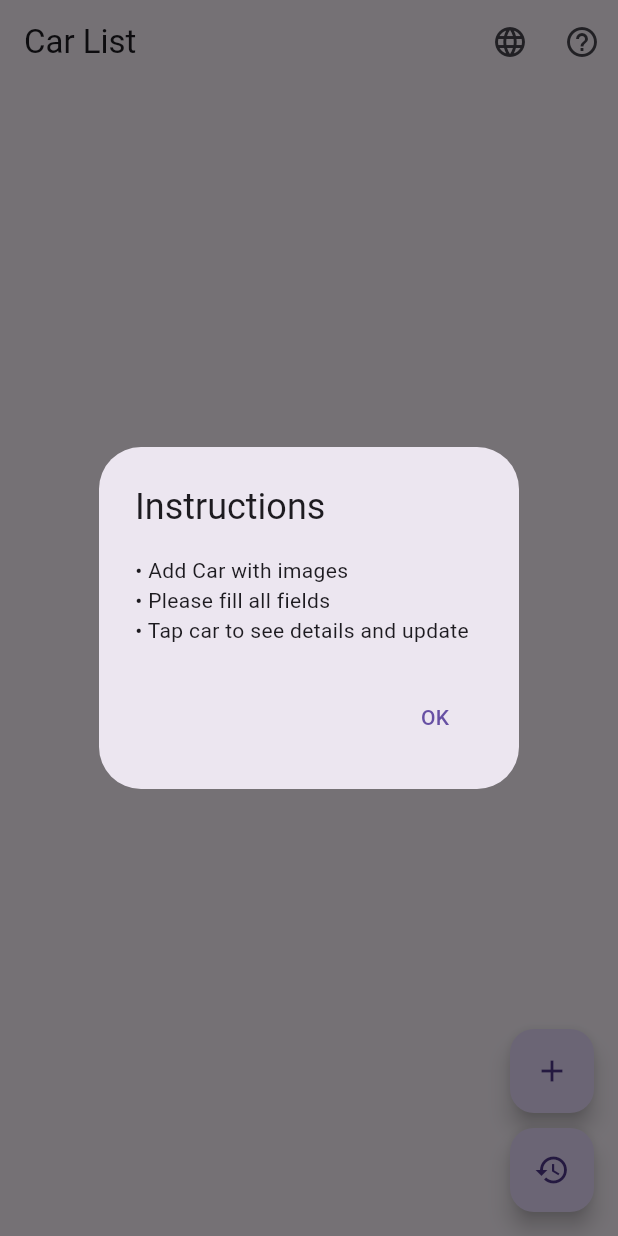
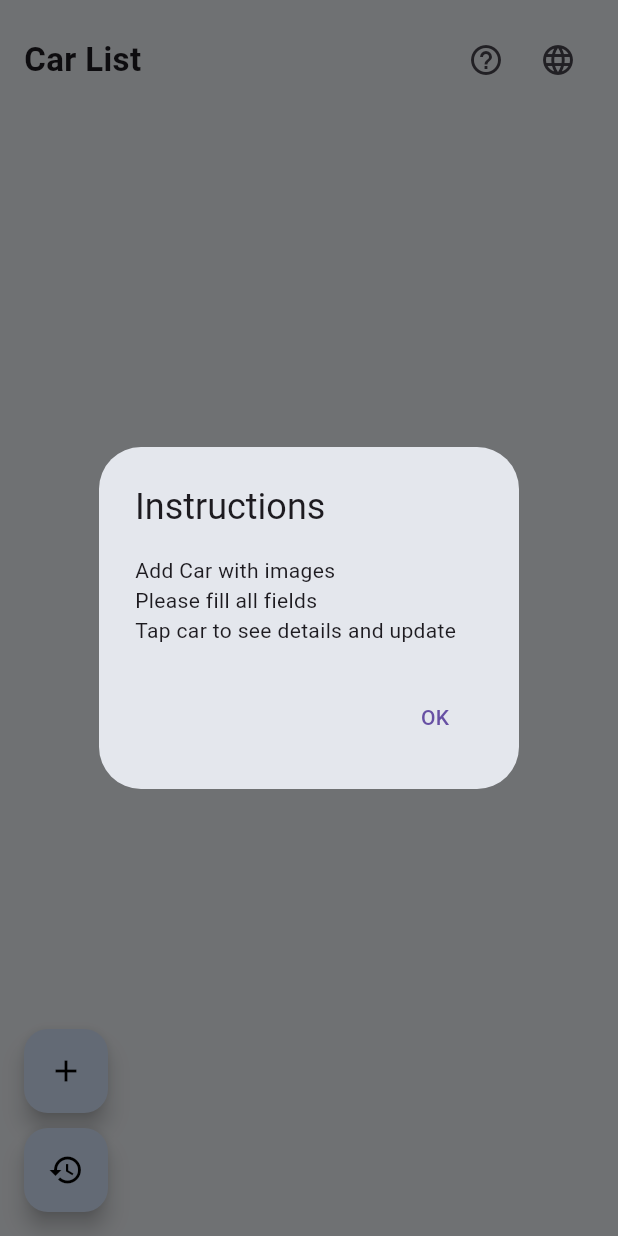
Before and after one commit to lihualu0208/final_andrio_project, a Flutter app: the screen it shows after launch, after a tap on the "help outline" icon, on a phone screen of 412 x 824 dp. Run offline on Flutter 3.47's test engine with Material 3 defaults, Android fonts, the phone set to English and light mode, and no system bars; our stand-ins replace floor, flutter_secure_storage, image_picker, sqflite; accounts and stored records are empty; generated files the repository leaves out were written again.

Commit message:
CarListPage completed

```diff
--- a/assets/lang/en.json
+++ b/assets/lang/en.json
@@ -18,7 +18,8 @@
   "car_deleted": "Car deleted",
   "car_updated": "Car updated",
   "no_cars": "No cars available",
+  "car_edit": "Update car details",
   "instructions": "Instructions",
-  "select_car": "Select a car",
+  "select_car": "Select a car to see details and update",
   "tap_car": "Tap car to see details and update"
 }
--- a/assets/lang/vi.json
+++ b/assets/lang/vi.json
@@ -18,7 +18,8 @@
   "car_deleted": "Đã xóa xe",
   "car_updated": "Đã cập nhật xe",
   "no_cars": "Không có xe nào",
+  "car_edit": "Cập nhật chi tiết xe",
   "instructions": "Hướng dẫn",
-  "select_car": "Vui lòng chọn xe",
+  "select_car": "Chọn xe để xem chi tiết và cập nhật",
   "tap_car": "Nhấp vào xe để xem chi tiết và cập nhật"
 }
--- a/lib/car_list_page.dart
+++ b/lib/car_list_page.dart
@@ -20,11 +20,14 @@ import 'car_locale_provider.dart';
 class CarListPage extends StatefulWidget {
   /// Repository for database operations.
   final CarRepository repository;
-
   /// Callback to change locale.
   final void Function(Locale) onLocaleChange;
 
-  const CarListPage({Key? key, required this.repository, required this.onLocaleChange}) : super(key: key);
+  const CarListPage({
+    Key? key,
+    required this.repository,
+    required this.onLocaleChange,
+  }) : super(key: key);
 
   @override
   State<CarListPage> createState() => _CarListPageState();
@@ -82,10 +85,10 @@ class _CarListPageState extends State<CarListPage> {
     showDialog(
       context: context,
       builder: (context) => AlertDialog(
+        backgroundColor: const Color(0xFFE4E7ED),
         title: Text(loc.get('add_car')),
         content: SingleChildScrollView(
           child: Column(
-            mainAxisSize: MainAxisSize.min,
             children: [
               GestureDetector(
                 onTap: () async {
@@ -96,6 +99,7 @@ class _CarListPageState extends State<CarListPage> {
                     ? Image.asset('assets/images/placeholder.png', height: 100)
                     : Image.file(File(imagePath!), height: 100),
               ),
+
               TextField(controller: makeController, decoration: InputDecoration(labelText: loc.get('make'))),
               TextField(controller: modelController, decoration: InputDecoration(labelText: loc.get('model'))),
               TextField(controller: yearController, decoration: InputDecoration(labelText: loc.get('year'))),
@@ -130,7 +134,7 @@ class _CarListPageState extends State<CarListPage> {
     );
   }
 
-  /// Displays a dialog to edit an existing car.
+  /// Displays a dialog to edit car.
   void _showEditDialog(Car car, CarLocaleProvider loc) {
     final makeController = TextEditingController(text: car.make);
     final modelController = TextEditingController(text: car.model);
@@ -141,17 +145,15 @@ class _CarListPageState extends State<CarListPage> {
     showDialog(
       context: context,
       builder: (context) => AlertDialog(
-        title: Text(loc.get('edit_car')),
+        backgroundColor: const Color(0xFFE4E7ED),
+        title: Text(loc.get('car_edit')),
         content: SingleChildScrollView(
           child: Column(
-            mainAxisSize: MainAxisSize.min,
             children: [
               GestureDetector(
                 onTap: () async {
                   final picked = await ImagePicker().pickImage(source: ImageSource.gallery);
-                  if (picked != null) {
-                    setState(() => imagePath = picked.path);
-                  }
+                  if (picked != null) setState(() => imagePath = picked.path);
                 },
                 child: imagePath.isEmpty
                     ? Image.asset('assets/images/placeholder.png', height: 100)
@@ -172,6 +174,7 @@ class _CarListPageState extends State<CarListPage> {
                 ScaffoldMessenger.of(context).showSnackBar(SnackBar(content: Text(loc.get('fill_all_fields'))));
                 return;
               }
+
               final updatedCar = Car(
                 id: car.id,
                 make: makeController.text,
@@ -180,6 +183,7 @@ class _CarListPageState extends State<CarListPage> {
                 color: colorController.text,
                 imagePath: imagePath,
               );
+
               await widget.repository.updateCar(updatedCar);
               Navigator.pop(context);
               _refreshCars();
@@ -206,74 +210,178 @@ class _CarListPageState extends State<CarListPage> {
     final isWide = MediaQuery.of(context).size.width > 600;
 
     return Scaffold(
-      appBar: AppBar(
-        title: Text(loc.get('app_title')),
-        actions: [
+      backgroundColor: const Color(0xFFF3F6FA),
+      body: Row(
+        children: [
+          // Left side - Car list
+          Container(
+            width: isWide ? 400 : MediaQuery.of(context).size.width,
+            padding: const EdgeInsets.all(16),
+            color: const Color(0xFFF3F6FA),
+            child: Stack(
+              children: [
+                Column(
+                  crossAxisAlignment: CrossAxisAlignment.start,
+                  children: [
+                    // App title and icons
+                    Row(
+                      mainAxisAlignment: MainAxisAlignment.spaceBetween,
+                      children: [
+                        Text(
+                          loc.get('app_title'),
+                          style: const TextStyle(fontSize: 22, fontWeight: FontWeight.bold),
+                        ),
+                        Row(
+                          children: [
+                            IconButton(
+                              icon: const Icon(Icons.help_outline),
+                              onPressed: () {
+                                showDialog(
+                                  context: context,
+                                  builder: (_) => AlertDialog(
+                                    backgroundColor: const Color(0xFFE4E7ED),
+                                    title: Text(loc.get('instructions')),
+                                    content: Text('${loc.get('add_car')}${loc.get('with_images')}\n${loc.get('fill_all_fields')}\n${loc.get('tap_car')}'),
+                                    actions: [TextButton(onPressed: () => Navigator.pop(context), child: const Text("OK"))],
+                                  ),
+                                );
+                              },
+                            ),
                             IconButton(
                               icon: const Icon(Icons.language),
                               onPressed: () {
                                 showDialog(
                                   context: context,
-                builder: (context) => AlertDialog(
-                  title: const Text('Language'),
+                                  builder: (_) => AlertDialog(
+                                    backgroundColor: const Color(0xFFE4E7ED),
+                                    title: const Text("Language"),
                                     content: Column(
                                       mainAxisSize: MainAxisSize.min,
                                       children: [
-                      ListTile(title: const Text('English'), onTap: () { widget.onLocaleChange(const Locale('en')); Navigator.pop(context); }),
-                      ListTile(title: const Text('Tiếng Việt'), onTap: () { widget.onLocaleChange(const Locale('vi')); Navigator.pop(context); }),
+                                        ListTile(
+                                          title: const Text("English"),
+                                          onTap: () {
+                                            widget.onLocaleChange(const Locale('en'));
+                                            Navigator.pop(context);
+                                          },
+                                        ),
+                                        ListTile(
+                                          title: const Text("Tiếng Việt"),
+                                          onTap: () {
+                                            widget.onLocaleChange(const Locale('vi'));
+                                            Navigator.pop(context);
+                                          },
+                                        ),
                                       ],
                                     ),
                                   ),
                                 );
                               },
                             ),
-          IconButton(
-            icon: const Icon(Icons.help_outline),
-            onPressed: () => showDialog(
-              context: context,
-              builder: (context) => AlertDialog(
-                title: Text(loc.get('instructions')),
-                content: Text('• ${loc.get('add_car')}${loc.get('with_images')} \n• ${loc.get('fill_all_fields')}\n• ${loc.get('tap_car')}'),
-                actions: [TextButton(onPressed: () => Navigator.pop(context), child: const Text('OK'))],
+                          ],
                         ),
+                      ],
+                    ),
+                    const SizedBox(height: 16),
+                    // Car list
+                    Expanded(
+                      child: FutureBuilder<List<Car>>(
+                        future: _carList,
+                        builder: (context, snapshot) {
+                          if (snapshot.connectionState == ConnectionState.waiting) {
+                            return const Center(child: CircularProgressIndicator());
+                          }
+                          if (snapshot.hasError) {
+                            return Center(child: Text('Error: ${snapshot.error}'));
+                          }
+                          if (!snapshot.hasData || snapshot.data!.isEmpty) {
+                            return Center(child: Text(loc.get('no_cars')));
+                          }
+
+                          final cars = snapshot.data!;
+                          return ListView.builder(
+                            itemCount: cars.length,
+                            itemBuilder: (_, index) {
+                              final car = cars[index];
+                              return GestureDetector(
+                                onTap: () => setState(() => _selectedCar = car),
+                                child: Container(
+                                  margin: const EdgeInsets.only(bottom: 12),
+                                  padding: const EdgeInsets.all(12),
+                                  decoration: BoxDecoration(
+                                    color: Colors.white,
+                                    borderRadius: BorderRadius.circular(12),
+                                    boxShadow: [
+                                      BoxShadow(
+                                        color: Colors.black12,
+                                        blurRadius: 4,
+                                        offset: const Offset(0, 2),
+                                      ),
+                                    ],
+                                  ),
+                                  child: Column(
+                                    crossAxisAlignment: CrossAxisAlignment.start,
+                                    children: [
+                                      Text('${car.make} ${car.model}', style: const TextStyle(fontWeight: FontWeight.bold)),
+                                      const SizedBox(height: 4),
+                                      Text('${car.year} - ${car.color}', style: const TextStyle(color: Colors.grey)),
+                                    ],
+                                  ),
+                                ),
+                              );
+                            },
+                          );
+                        },
                       ),
                     ),
                   ],
                 ),
-      body: FutureBuilder<List<Car>>(
-        future: _carList,
-        builder: (context, snapshot) {
-          if (snapshot.connectionState == ConnectionState.waiting) return const Center(child: CircularProgressIndicator());
-          if (snapshot.hasError) return Center(child: Text('Error: ${snapshot.error}'));
-          if (!snapshot.hasData || snapshot.data!.isEmpty) return Center(child: Text(loc.get('no_cars')));
-
-          final cars = snapshot.data!;
-          return isWide
-              ? Row(
+                // Floating Action Buttons (Add & Use Previous)
+                Positioned(
+                  bottom: 0,
+                  left: 0,
+                  child: Column(
+                    crossAxisAlignment: CrossAxisAlignment.start,
                     children: [
-              Expanded(
-                child: ListView.builder(
-                  itemCount: cars.length,
-                  itemBuilder: (context, index) {
-                    final car = cars[index];
-                    return ListTile(
-                      leading: Image.file(File(car.imagePath), height: 40, width: 40, fit: BoxFit.cover),
-                      title: Text('${car.make} ${car.model}'),
-                      onTap: () => setState(() => _selectedCar = car),
-                    );
-                  },
+                      FloatingActionButton(
+                        heroTag: 'add_car',
+                        onPressed: () => _showAddDialog(loc),
+                        backgroundColor: const Color(0xFFD8E7FF),
+                        foregroundColor: Colors.black,
+                        shape: RoundedRectangleBorder(borderRadius: BorderRadius.circular(16)),
+                        child: const Icon(Icons.add),
+                        tooltip: loc.get('add_car'),
+                      ),
+                      const SizedBox(height: 10),
+                      FloatingActionButton(
+                        heroTag: 'use_previous',
+                        onPressed: () => _showAddDialog(loc, usePrevious: true),
+                        backgroundColor: const Color(0xFFD8E7FF),
+                        foregroundColor: Colors.black,
+                        shape: RoundedRectangleBorder(borderRadius: BorderRadius.circular(16)),
+                        child: const Icon(Icons.restore),
+                        tooltip: loc.get('use_previous'),
+                      ),
+                    ],
                   ),
                 ),
+              ],
+            ),
+          ),
+          // Right side - Car details
+          if (isWide)
             Expanded(
+              child: Container(
+                color: const Color(0xFFE4E7ED),
                 child: _selectedCar == null
-                    ? Center(child: Text(loc.get('select_car')))
+                    ? Center(child: Text(loc.get('select_car'), style: const TextStyle(color: Colors.black54)))
                     : Padding(
-                  padding: const EdgeInsets.all(16.0),
+                  padding: const EdgeInsets.all(24.0),
                   child: Column(
                     crossAxisAlignment: CrossAxisAlignment.start,
                     children: [
                       Image.file(File(_selectedCar!.imagePath), height: 120),
-                      const SizedBox(height: 12),
+                      const SizedBox(height: 16),
                       Text('${loc.get('make')}: ${_selectedCar!.make}'),
                       Text('${loc.get('model')}: ${_selectedCar!.model}'),
                       Text('${loc.get('year')}: ${_selectedCar!.year}'),
@@ -285,46 +393,18 @@ class _CarListPageState extends State<CarListPage> {
                             onPressed: () => _showEditDialog(_selectedCar!, loc),
                             child: Text(loc.get('update')),
                           ),
-                          const SizedBox(width: 10),
+                          const SizedBox(width: 8),
                           ElevatedButton(
                             onPressed: () => _deleteCar(_selectedCar!, loc),
                             style: ElevatedButton.styleFrom(backgroundColor: Colors.red),
                             child: Text(loc.get('delete'), style: const TextStyle(color: Colors.white)),
                           ),
                         ],
-                      ),
+                      )
                     ],
                   ),
                 ),
               ),
-            ],
-          )
-              : ListView.builder(
-            itemCount: cars.length,
-            itemBuilder: (context, index) {
-              final car = cars[index];
-              return ListTile(
-                leading: Image.file(File(car.imagePath), height: 40, width: 40, fit: BoxFit.cover),
-                title: Text('${car.make} ${car.model}'),
-                onTap: () => setState(() => _selectedCar = car),
-              );
-            },
-          );
-        },
-      ),
-      floatingActionButton: Column(
-        mainAxisAlignment: MainAxisAlignment.end,
-        children: [
-          FloatingActionButton(
-            onPressed: () => _showAddDialog(loc),
-            tooltip: loc.get('add_car'),
-            child: const Icon(Icons.add),
-          ),
-          const SizedBox(height: 10),
-          FloatingActionButton(
-            onPressed: () => _showAddDialog(loc, usePrevious: true),
-            tooltip: loc.get('use_previous'),
-            child: const Icon(Icons.restore),
             ),
         ],
       ),
```
Lines whose indentation alone changed are shown as unchanged.
